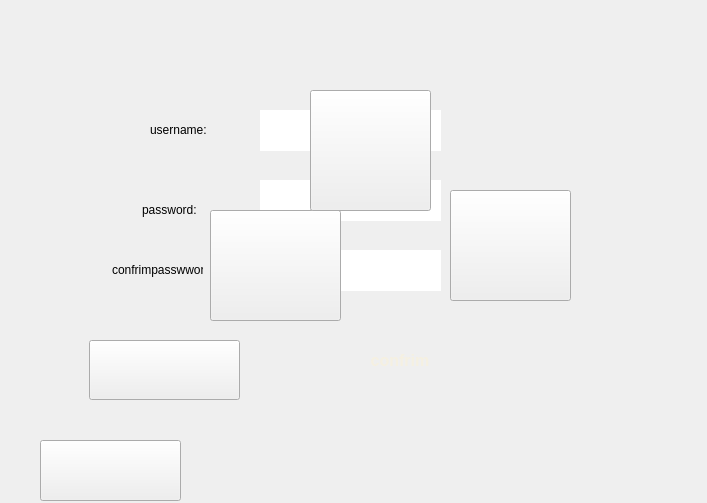
Before: the Qt Designer form settingpage.ui in mobinaebrahim/Slay-The-Spire, drawn with Qt 5.
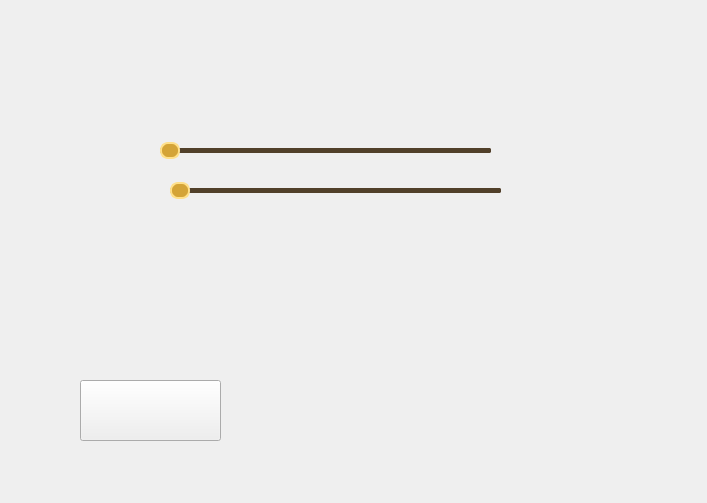
After: the same form once the commit is applied. Icons and pictures are not drawn.

Patch:
```diff
--- a/settingpage.ui
+++ b/settingpage.ui
@@ -13,368 +13,11 @@
   <property name="windowTitle">
    <string>Form</string>
   </property>
-  <widget class="QStackedWidget" name="stackedWidget">
-   <property name="geometry">
-    <rect>
-     <x>0</x>
-     <y>20</y>
-     <width>661</width>
-     <height>411</height>
-    </rect>
-   </property>
-   <property name="currentIndex">
-    <number>1</number>
-   </property>
-   <widget class="QWidget" name="audio">
-    <widget class="QLabel" name="label">
-     <property name="geometry">
-      <rect>
-       <x>90</x>
-       <y>140</y>
-       <width>63</width>
-       <height>20</height>
-      </rect>
-     </property>
-     <property name="text">
-      <string>music</string>
-     </property>
-    </widget>
-    <widget class="QSlider" name="sliderEffects">
-     <property name="geometry">
-      <rect>
-       <x>180</x>
-       <y>200</y>
-       <width>331</width>
-       <height>20</height>
-      </rect>
-     </property>
-     <property name="orientation">
-      <enum>Qt::Orientation::Horizontal</enum>
-     </property>
-    </widget>
-    <widget class="QPushButton" name="btnCusor2">
-     <property name="geometry">
-      <rect>
-       <x>310</x>
-       <y>310</y>
-       <width>121</width>
-       <height>81</height>
-      </rect>
-     </property>
-     <property name="styleSheet">
-      <string notr="true">
-    border-image: url(:/assets/mainmenu/cursor2.png) 0 0 0 0 stretch stretch;
-    border: none;
-    background: transparent;
-
-</string>
-     </property>
-     <property name="text">
-      <string/>
-     </property>
-    </widget>
-    <widget class="QSlider" name="sliderMusic">
-     <property name="geometry">
-      <rect>
-       <x>180</x>
-       <y>140</y>
-       <width>331</width>
-       <height>20</height>
-      </rect>
-     </property>
-     <property name="orientation">
-      <enum>Qt::Orientation::Horizontal</enum>
-     </property>
-    </widget>
-    <widget class="QPushButton" name="btnCusor3">
-     <property name="geometry">
-      <rect>
-       <x>470</x>
-       <y>300</y>
-       <width>101</width>
-       <height>91</height>
-      </rect>
-     </property>
-     <property name="styleSheet">
-      <string notr="true">
-    border-image: url(:/assets/mainmenu/cursor3.png) 0 0 0 0 stretch stretch;
-    border: none;
-    background: transparent;
-
-</string>
-     </property>
-     <property name="text">
-      <string/>
-     </property>
-    </widget>
-    <widget class="QPushButton" name="btnCusor1">
-     <property name="geometry">
-      <rect>
-       <x>160</x>
-       <y>310</y>
-       <width>101</width>
-       <height>91</height>
-      </rect>
-     </property>
-     <property name="styleSheet">
-      <string notr="true">
-    border-image: url(:/assets/mainmenu/cursor1.png) 0 0 0 0 stretch stretch;
-    border: none;
-    background: transparent;
-
-</string>
-     </property>
-     <property name="text">
-      <string/>
-     </property>
-    </widget>
-    <widget class="QLabel" name="label_2">
-     <property name="geometry">
-      <rect>
-       <x>90</x>
-       <y>200</y>
-       <width>63</width>
-       <height>20</height>
-      </rect>
-     </property>
-     <property name="text">
-      <string>efffect</string>
-     </property>
-    </widget>
-   </widget>
-   <widget class="QWidget" name="changepass">
-    <widget class="QLineEdit" name="lineEdit_currentPassword">
-     <property name="geometry">
-      <rect>
-       <x>260</x>
-       <y>90</y>
-       <width>181</width>
-       <height>41</height>
-      </rect>
-     </property>
-     <property name="styleSheet">
-      <string notr="true">QLineEdit {
-    border-image: url(:/assets/authpage/lineedit.png) 0 0 0 0 strech strech;   
-}
-QLineEdit
-{
-    font-family: &quot;IM FELL English&quot;;
-    font-size: 16px;
-
-    color: #E8DFC4;
-    border: none;
-
-    padding-left: 12px;
-    padding-right: 12px;
-    selection-background-color: #9A6A1E;
-    selection-color: white;
-}
-
-</string>
-     </property>
-     <property name="echoMode">
-      <enum>QLineEdit::EchoMode::Password</enum>
-     </property>
-    </widget>
-    <widget class="QLineEdit" name="lineEdit_newPassword">
-     <property name="geometry">
-      <rect>
-       <x>260</x>
-       <y>160</y>
-       <width>181</width>
-       <height>41</height>
-      </rect>
-     </property>
-     <property name="styleSheet">
-      <string notr="true">QLineEdit {
-    border-image: url(:/assets/authpage/lineedit.png) 0 0 0 0 strech strech;   
-}
-QLineEdit
-{
-    font-family: &quot;IM FELL English&quot;;
-    font-size: 16px;
-
-    color: #E8DFC4;
-    border: none;
-
-    padding-left: 12px;
-    padding-right: 12px;
-    selection-background-color: #9A6A1E;
-    selection-color: white;
-}
-
-</string>
-     </property>
-     <property name="echoMode">
-      <enum>QLineEdit::EchoMode::Password</enum>
-     </property>
-    </widget>
-    <widget class="QLineEdit" name="lineEdit_confirmNewPassword">
-     <property name="geometry">
-      <rect>
-       <x>260</x>
-       <y>230</y>
-       <width>181</width>
-       <height>41</height>
-      </rect>
-     </property>
-     <property name="styleSheet">
-      <string notr="true">QLineEdit {
-    border-image: url(:/assets/authpage/lineedit.png) 0 0 0 0 strech strech;   
-}
-QLineEdit
-{
-    font-family: &quot;IM FELL English&quot;;
-    font-size: 16px;
-
-    color: #E8DFC4;
-    border: none;
-
-    padding-left: 12px;
-    padding-right: 12px;
-    selection-background-color: #9A6A1E;
-    selection-color: white;
-}
-
-</string>
-     </property>
-     <property name="echoMode">
-      <enum>QLineEdit::EchoMode::Password</enum>
-     </property>
-    </widget>
-    <widget class="QPushButton" name="btnback2">
-     <property name="geometry">
-      <rect>
-       <x>89</x>
-       <y>320</y>
-       <width>151</width>
-       <height>60</height>
-      </rect>
-     </property>
-     <property name="styleSheet">
-      <string notr="true">border-image:url(:/assets/mainmenu/cancelButton.png) 0 0 0 0 stretch stretch;
-</string>
-     </property>
-     <property name="text">
-      <string/>
-     </property>
-    </widget>
-    <widget class="QPushButton" name="btnConfirm">
-     <property name="geometry">
-      <rect>
-       <x>310</x>
-       <y>310</y>
-       <width>180</width>
-       <height>60</height>
-      </rect>
-     </property>
-     <property name="whatsThis">
-      <string>&lt;html&gt;&lt;head/&gt;&lt;body&gt;&lt;p&gt;QPushButton#btnConfirm {&lt;/p&gt;&lt;p&gt;    border-image: url(:/assets/authpage/confrim.png) 0 0 0 0 stretch stretch;&lt;/p&gt;&lt;p&gt;    border: none;&lt;/p&gt;&lt;p&gt;    background: transparent;&lt;/p&gt;&lt;p&gt;}&lt;/p&gt;&lt;p&gt;&lt;br/&gt;&lt;/p&gt;&lt;/body&gt;&lt;/html&gt;</string>
-     </property>
-     <property name="styleSheet">
-      <string notr="true">QPushButton#btnConfirm {
-    border-image: url(:/assets/authpage/confrim.png) 0 0 0 0 stretch stretch;
-    border: none;
-    background: transparent;
-}
-QPushButton
-{
-    font-family: &quot;Marcellus&quot;;
-    font-size: 16px;
-	font-weight:Bold;
-
-    color: rgb(245,240,225);
-
-    background: transparent;
-    border: none;
-}</string>
-     </property>
-     <property name="text">
-      <string>confrim</string>
-     </property>
-    </widget>
-    <widget class="QLabel" name="label_passwordChangeError">
-     <property name="geometry">
-      <rect>
-       <x>190</x>
-       <y>280</y>
-       <width>251</width>
-       <height>20</height>
-      </rect>
-     </property>
-     <property name="styleSheet">
-      <string notr="true">color: gold; 
-font-weight: bold;
-</string>
-     </property>
-     <property name="text">
-      <string/>
-     </property>
-    </widget>
-    <widget class="QLabel" name="label_3">
-     <property name="geometry">
-      <rect>
-       <x>150</x>
-       <y>100</y>
-       <width>63</width>
-       <height>20</height>
-      </rect>
-     </property>
-     <property name="text">
-      <string>username:</string>
-     </property>
-    </widget>
-    <widget class="QLabel" name="label_4">
-     <property name="geometry">
-      <rect>
-       <x>142</x>
-       <y>180</y>
-       <width>71</width>
-       <height>20</height>
-      </rect>
-     </property>
-     <property name="text">
-      <string>password:</string>
-     </property>
-    </widget>
-    <widget class="QLabel" name="label_5">
-     <property name="geometry">
-      <rect>
-       <x>112</x>
-       <y>240</y>
-       <width>91</width>
-       <height>20</height>
-      </rect>
-     </property>
-     <property name="text">
-      <string>confrimpasswword:</string>
-     </property>
-    </widget>
-   </widget>
-   <widget class="QWidget" name="shortkey"/>
-  </widget>
-  <widget class="QPushButton" name="btnTabAudio">
-   <property name="geometry">
-    <rect>
-     <x>210</x>
-     <y>210</y>
-     <width>131</width>
-     <height>111</height>
-    </rect>
-   </property>
-   <property name="styleSheet">
-    <string notr="true">border-image:url(:/assets/mainmenu/sound.png) 0 0 0 0 stretch stretch;
-</string>
-   </property>
-   <property name="text">
-    <string/>
-   </property>
-  </widget>
   <widget class="QPushButton" name="btnReturn">
    <property name="geometry">
     <rect>
-     <x>40</x>
-     <y>440</y>
+     <x>80</x>
+     <y>380</y>
      <width>141</width>
      <height>61</height>
     </rect>
@@ -387,34 +30,141 @@
     <string/>
    </property>
   </widget>
-  <widget class="QPushButton" name="btnTabPassword">
+  <widget class="QSlider" name="sliderMusic">
+   <property name="geometry">
+    <rect>
+     <x>160</x>
+     <y>140</y>
+     <width>331</width>
+     <height>20</height>
+    </rect>
+   </property>
+   <property name="styleSheet">
+    <string notr="true">QSlider::groove:horizontal {
+    height: 5px;
+    background: #51402a;
+    border-radius: 2px;
+}
+
+QSlider::sub-page:horizontal {
+    background: #d4a437;
+    border-radius: 2px;
+}
+
+QSlider::add-page:horizontal {
+    background: #51402a;
+    border-radius: 2px;
+}
+
+QSlider::handle:horizontal {
+    width: 16px;
+    height: 16px;
+    margin: -6px 0;
+    background: #d4a437;
+    border: 2px solid #ffe08a;
+    border-radius: 8px;
+}</string>
+   </property>
+   <property name="orientation">
+    <enum>Qt::Orientation::Horizontal</enum>
+   </property>
+  </widget>
+  <widget class="QSlider" name="sliderEffects">
+   <property name="geometry">
+    <rect>
+     <x>170</x>
+     <y>180</y>
+     <width>331</width>
+     <height>20</height>
+    </rect>
+   </property>
+   <property name="styleSheet">
+    <string notr="true">QSlider::groove:horizontal {
+    height: 5px;
+    background: #51402a;
+    border-radius: 2px;
+}
+
+QSlider::sub-page:horizontal {
+    background: #d4a437;
+    border-radius: 2px;
+}
+
+QSlider::add-page:horizontal {
+    background: #51402a;
+    border-radius: 2px;
+}
+
+QSlider::handle:horizontal {
+    width: 16px;
+    height: 16px;
+    margin: -6px 0;
+    background: #d4a437;
+    border: 2px solid #ffe08a;
+    border-radius: 8px;
+}</string>
+   </property>
+   <property name="orientation">
+    <enum>Qt::Orientation::Horizontal</enum>
+   </property>
+  </widget>
+  <widget class="QPushButton" name="btnCusor1">
+   <property name="geometry">
+    <rect>
+     <x>170</x>
+     <y>230</y>
+     <width>101</width>
+     <height>91</height>
+    </rect>
+   </property>
+   <property name="styleSheet">
+    <string notr="true">
+    border-image: url(:/assets/mainmenu/cursor1.png) 0 0 0 0 stretch stretch;
+    border: none;
+    background: transparent;
+
+</string>
+   </property>
+   <property name="text">
+    <string/>
+   </property>
+  </widget>
+  <widget class="QPushButton" name="btnCusor2">
    <property name="geometry">
     <rect>
      <x>310</x>
-     <y>90</y>
+     <y>330</y>
      <width>121</width>
-     <height>121</height>
+     <height>81</height>
     </rect>
    </property>
    <property name="styleSheet">
-    <string notr="true">border-image:url(:/assets/mainmenu/changepassword.png) 0 0 0 0 stretch stretch;
+    <string notr="true">
+    border-image: url(:/assets/mainmenu/cursor2.png) 0 0 0 0 stretch stretch;
+    border: none;
+    background: transparent;
+
 </string>
    </property>
    <property name="text">
     <string/>
    </property>
   </widget>
-  <widget class="QPushButton" name="btnTabShortkey">
+  <widget class="QPushButton" name="btnCusor3">
    <property name="geometry">
     <rect>
-     <x>450</x>
-     <y>190</y>
-     <width>121</width>
-     <height>111</height>
+     <x>410</x>
+     <y>240</y>
+     <width>101</width>
+     <height>91</height>
     </rect>
    </property>
    <property name="styleSheet">
-    <string notr="true">border-image:url(:/assets/mainmenu/shortkey.png) 0 0 0 0 stretch stretch;
+    <string notr="true">
+    border-image: url(:/assets/mainmenu/cursor3.png) 0 0 0 0 stretch stretch;
+    border: none;
+    background: transparent;
+
 </string>
    </property>
    <property name="text">
```
